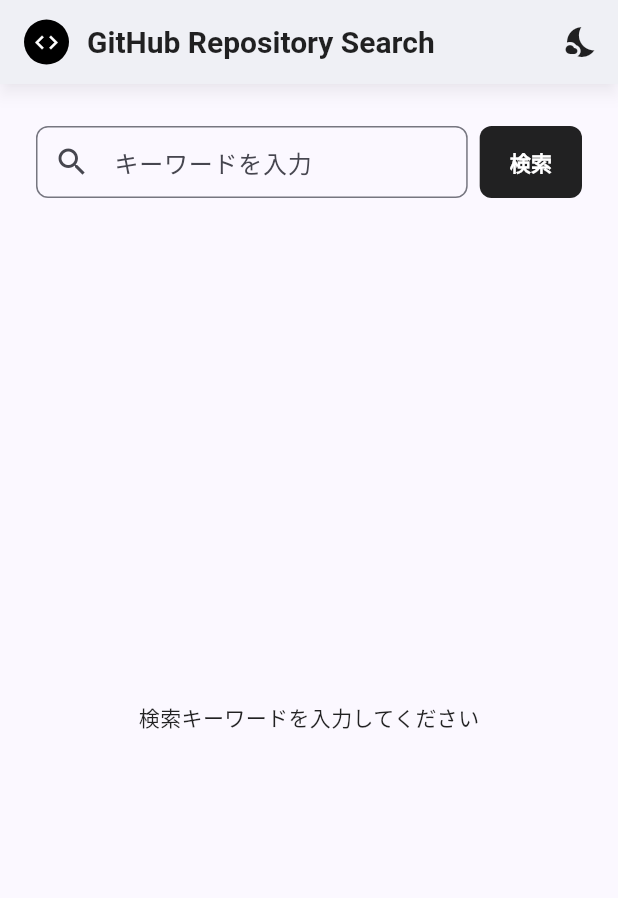
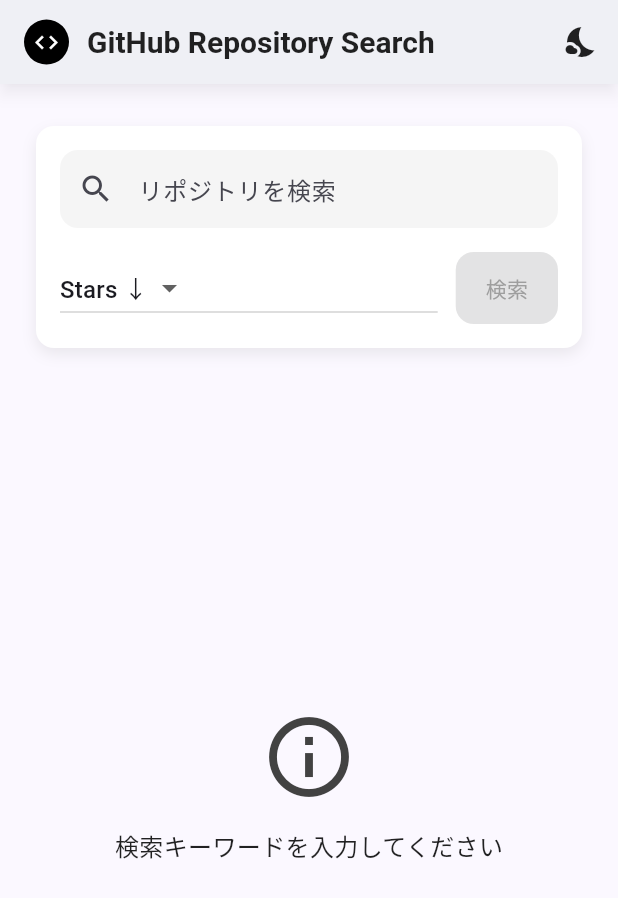
Before and after one commit to Sattsunn/yumemi_github_search, a Flutter app: the screen it shows after launch, on a phone screen of 412 x 824 dp. Shown: the top 898 px of the screen. Run offline on Flutter 3.47's test engine with Material 3 defaults, Android fonts, the phone set to English and light mode, and no system bars; our stand-ins replace flutter_riverpod, font_awesome_flutter.

Commit message:
feat:add sort function

```diff
--- a/lib/features/search/presentation/search_page.dart
+++ b/lib/features/search/presentation/search_page.dart
@@ -1,5 +1,6 @@
 import 'package:flutter/material.dart';
 import 'package:flutter_riverpod/flutter_riverpod.dart';
+import 'package:yumeimi_github_search/features/search/presentation/widgets/search_bar_section.dart';
 import 'package:yumeimi_github_search/features/search/provider/search_notifier.dart';
 import 'package:yumeimi_github_search/features/search/provider/search_state.dart';
 import 'widgets/repo_tile.dart';
@@ -14,15 +15,15 @@
 class _SearchPageState extends ConsumerState<SearchPage> {
   final TextEditingController _controller = TextEditingController();
   final ScrollController _scrollController = ScrollController();
+  bool _showScrollToTop = false;
 
   @override
   void initState() {
     super.initState();
-    _scrollController.addListener(_onScroll);
-  }
+    _scrollController.addListener(() {
+      final state = ref.read(searchNotifierProvider);
 
-  void _onScroll() {
-    final state = ref.read(searchNotifierProvider);
+      // 無限スクロール
       if (_scrollController.position.pixels >=
               _scrollController.position.maxScrollExtent - 200 &&
           state.hasMore &&
@@ -31,6 +32,13 @@
             .read(searchNotifierProvider.notifier)
             .search(_controller.text, loadMore: true);
       }
+
+      // スクロールトップボタンの表示制御
+      final shouldShow = _scrollController.offset > 300;
+      if (shouldShow != _showScrollToTop) {
+        setState(() => _showScrollToTop = shouldShow);
+      }
+    });
   }
 
   @override
@@ -49,67 +57,30 @@
       padding: const EdgeInsets.all(16.0),
       child: Column(
         children: [
+          SearchBarSection(),
+          const SizedBox(height: 8),
+
+          if (state.repos.isNotEmpty) ...[
+            const SizedBox(height: 12),
             Row(
+              mainAxisAlignment: MainAxisAlignment.spaceBetween,
               children: [
-              Expanded(
-                child: SizedBox(
-                  height: 48,
-                  child: TextField(
-                    controller: _controller,
-                    decoration: InputDecoration(
-                      labelText: 'キーワードを入力',
-                      border: const OutlineInputBorder(
-                        borderRadius: BorderRadius.all(Radius.circular(8)),
-                      ),
-                      prefixIcon: const Icon(Icons.search),
-                      suffixIcon: _controller.text.isNotEmpty
+                _showScrollToTop
                     ? IconButton(
-                              icon: const Icon(Icons.clear),
+                        icon: const Icon(Icons.arrow_upward),
                         onPressed: () {
-                                _controller.clear();
-                                ref
-                                    .read(searchNotifierProvider.notifier)
-                                    .search('');
+                          _scrollController.animateTo(
+                            0,
+                            duration: const Duration(milliseconds: 300),
+                            curve: Curves.easeInOut,
+                          );
                         },
                       )
-                          : null,
-                      contentPadding: const EdgeInsets.symmetric(
-                        horizontal: 12,
-                      ),
-                    ),
-                  ),
-                ),
-              ),
-              const SizedBox(width: 8),
-              SizedBox(
-                height: 48,
-                child: ElevatedButton(
-                  onPressed: () {
-                    ref
-                        .read(searchNotifierProvider.notifier)
-                        .search(_controller.text);
-                    FocusScope.of(context).unfocus();
-                  },
-                  style: ElevatedButton.styleFrom(
-                    shape: RoundedRectangleBorder(
-                      borderRadius: BorderRadius.circular(8),
-                    ),
-                    padding: const EdgeInsets.symmetric(horizontal: 20),
-                    backgroundColor: isDark ? Colors.white : Colors.black87,
-                    elevation: 0,
-                  ),
-                  child: Text(
-                    '検索',
-                    style: TextStyle(
-                      color: isDark ? Colors.black87 : Colors.white,
-                      fontWeight: FontWeight.bold,
-                    ),
-                  ),
-                ),
+                    : const SizedBox(width: 48),
+              ],
             ),
           ],
-          ),
-          const SizedBox(height: 16),
+
           Expanded(child: _buildResult(state, isDark)),
         ],
       ),
@@ -133,11 +104,20 @@
 
     switch (state.status) {
       case SearchStatus.initial:
-        return Center(
-          child: Text(
+        return Column(
+          mainAxisAlignment: MainAxisAlignment.center,
+          mainAxisSize: MainAxisSize.min,
+          children: [
+            Icon(Icons.info_outline, size: 64, color: Colors.grey[800]),
+            const SizedBox(height: 16),
+            Text(
               '検索キーワードを入力してください',
-            style: TextStyle(color: isDark ? Colors.white70 : Colors.black87),
+              style: TextStyle(
+                color: isDark ? Colors.white70 : Colors.black87,
+                fontSize: 16,
               ),
+            ),
+          ],
         );
 
       case SearchStatus.loading:
@@ -147,8 +127,6 @@
         return _buildRepoList(state);
 
       case SearchStatus.success:
-        return _buildRepoList(state);
-
       case SearchStatus.error:
         return _buildRepoList(state);
     }
--- /dev/null
+++ b/lib/features/search/presentation/widgets/search_bar_section.dart
@@ -0,0 +1,125 @@
+import 'package:flutter/material.dart';
+import 'package:flutter_riverpod/flutter_riverpod.dart';
+import 'package:yumeimi_github_search/features/search/presentation/widgets/sort_dropdown.dart';
+import 'package:yumeimi_github_search/features/search/provider/search_notifier.dart';
+import 'package:yumeimi_github_search/core/providers/theme_provider.dart';
+
+class SearchBarSection extends ConsumerStatefulWidget {
+  const SearchBarSection({super.key});
+
+  @override
+  ConsumerState<SearchBarSection> createState() => _SearchBarSectionState();
+}
+
+class _SearchBarSectionState extends ConsumerState<SearchBarSection> {
+  final TextEditingController _controller = TextEditingController();
+
+  @override
+  void dispose() {
+    _controller.dispose();
+    super.dispose();
+  }
+
+  @override
+  Widget build(BuildContext context) {
+    final state = ref.watch(searchNotifierProvider);
+    final themeMode = ref.watch(themeModeProvider);
+    final brightness = MediaQuery.of(context).platformBrightness;
+    final isDark =
+        themeMode == ThemeMode.dark ||
+        (themeMode == ThemeMode.system && brightness == Brightness.dark);
+
+    final notifier = ref.read(searchNotifierProvider.notifier);
+
+    return Container(
+      padding: const EdgeInsets.all(16),
+      decoration: BoxDecoration(
+        color: isDark ? Colors.grey[900] : Colors.white,
+        borderRadius: BorderRadius.circular(12),
+        boxShadow: [
+          BoxShadow(
+            color: isDark ? Colors.black26 : Colors.grey.withOpacity(0.2),
+            blurRadius: 8,
+            offset: const Offset(0, 4),
+          ),
+        ],
+      ),
+      child: Column(
+        crossAxisAlignment: CrossAxisAlignment.start,
+        children: [
+          // 🔍 検索フィールド
+          TextField(
+            controller: _controller,
+            onChanged: (_) => setState(() {}),
+            decoration: InputDecoration(
+              hintText: 'リポジトリを検索',
+              filled: true,
+              fillColor: isDark ? Colors.grey[800] : Colors.grey[100],
+              prefixIcon: const Icon(Icons.search),
+              suffixIcon: _controller.text.isNotEmpty
+                  ? IconButton(
+                      icon: const Icon(Icons.clear),
+                      onPressed: () {
+                        _controller.clear();
+                        setState(() {});
+                      },
+                    )
+                  : null,
+              contentPadding: const EdgeInsets.symmetric(
+                vertical: 14,
+                horizontal: 16,
+              ),
+              border: OutlineInputBorder(
+                borderRadius: BorderRadius.circular(12),
+                borderSide: BorderSide.none,
+              ),
+            ),
+          ),
+          const SizedBox(height: 16),
+
+          // 並び替え + 検索ボタン
+          Row(
+            children: [
+              Expanded(
+                child: SortDropdown(
+                  selectedOption: state.sortOption,
+                  onChanged: (option) => notifier.setSortOption(option!),
+                ),
+              ),
+              const SizedBox(width: 12),
+              SizedBox(
+                height: 48,
+                child: ElevatedButton(
+                  onPressed: _controller.text.trim().isEmpty
+                      ? null
+                      : () {
+                          notifier.search(_controller.text);
+                          FocusScope.of(context).unfocus();
+                        },
+                  style: ElevatedButton.styleFrom(
+                    backgroundColor: _controller.text.trim().isEmpty
+                        ? (isDark ? Colors.grey[700] : Colors.grey[300])
+                        : (isDark ? Colors.grey[100] : Colors.black),
+                    shape: RoundedRectangleBorder(
+                      borderRadius: BorderRadius.circular(12),
+                    ),
+                    elevation: 2,
+                    padding: const EdgeInsets.symmetric(horizontal: 20),
+                  ),
+                  child: Text(
+                    '検索',
+                    style: TextStyle(
+                      color: _controller.text.trim().isEmpty
+                          ? Colors.grey[500]
+                          : (isDark ? Colors.black : Colors.white),
+                    ),
+                  ),
+                ),
+              ),
+            ],
+          ),
+        ],
+      ),
+    );
+  }
+}
--- /dev/null
+++ b/lib/features/search/presentation/widgets/sort_dropdown.dart
@@ -0,0 +1,31 @@
+import 'package:flutter/material.dart';
+import 'package:yumeimi_github_search/features/search/provider/search_state.dart';
+
+class SortDropdown extends StatelessWidget {
+  final RepoSortOption selectedOption;
+  final ValueChanged<RepoSortOption?> onChanged;
+
+  const SortDropdown({
+    super.key,
+    required this.selectedOption,
+    required this.onChanged,
+  });
+
+  static const List<RepoSortOption> options = [
+    RepoSortOption(RepoSortField.stars, RepoSortOrder.desc),
+    RepoSortOption(RepoSortField.stars, RepoSortOrder.asc),
+    RepoSortOption(RepoSortField.forks, RepoSortOrder.desc),
+    RepoSortOption(RepoSortField.forks, RepoSortOrder.asc),
+  ];
+
+  @override
+  Widget build(BuildContext context) {
+    return DropdownButton<RepoSortOption>(
+      value: selectedOption,
+      onChanged: onChanged,
+      items: options.map((option) {
+        return DropdownMenuItem(value: option, child: Text(option.displayName));
+      }).toList(),
+    );
+  }
+}
--- a/lib/features/search/provider/search_state.dart
+++ b/lib/features/search/provider/search_state.dart
@@ -2,34 +2,61 @@
 
 enum SearchStatus { initial, loading, success, error }
 
+enum RepoSortField { stars, forks }
+
+enum RepoSortOrder { asc, desc }
+
+class RepoSortOption {
+  final RepoSortField field;
+  final RepoSortOrder order;
+  const RepoSortOption(this.field, this.order);
+
+  String get displayName {
+    final fieldName = field == RepoSortField.stars ? 'Stars' : 'Forks';
+    final orderName = order == RepoSortOrder.asc ? '↑' : '↓';
+    return '$fieldName $orderName';
+  }
+}
+
 class SearchState {
+  final List<GithubRepo> repos;
   final SearchStatus status;
-  final List<GithubRepo> repos;
   final String errorMessage;
+  final String keyword;
   final int page;
   final bool hasMore;
+  final RepoSortOption sortOption;
 
   SearchState({
+    this.repos = const [],
     this.status = SearchStatus.initial,
-    this.repos = const [],
     this.errorMessage = '',
+    this.keyword = '',
     this.page = 1,
     this.hasMore = true,
+    this.sortOption = const RepoSortOption(
+      RepoSortField.stars,
+      RepoSortOrder.desc,
+    ),
   });
 
   SearchState copyWith({
+    List<GithubRepo>? repos,
     SearchStatus? status,
-    List<GithubRepo>? repos,
     String? errorMessage,
+    String? keyword,
     int? page,
     bool? hasMore,
+    RepoSortOption? sortOption,
   }) {
     return SearchState(
+      repos: repos ?? this.repos,
       status: status ?? this.status,
-      repos: repos ?? this.repos,
       errorMessage: errorMessage ?? this.errorMessage,
+      keyword: keyword ?? this.keyword,
       page: page ?? this.page,
       hasMore: hasMore ?? this.hasMore,
+      sortOption: sortOption ?? this.sortOption,
     );
   }
 }
```
Also changed, not shown: lib/features/search/data/github_api.dart (+13 -8 lines), lib/features/search/data/github_repository.dart (+12 -3 lines), lib/features/search/provider/search_notifier.dart (+27 -9 lines). Lines whose indentation alone changed are shown as unchanged.
